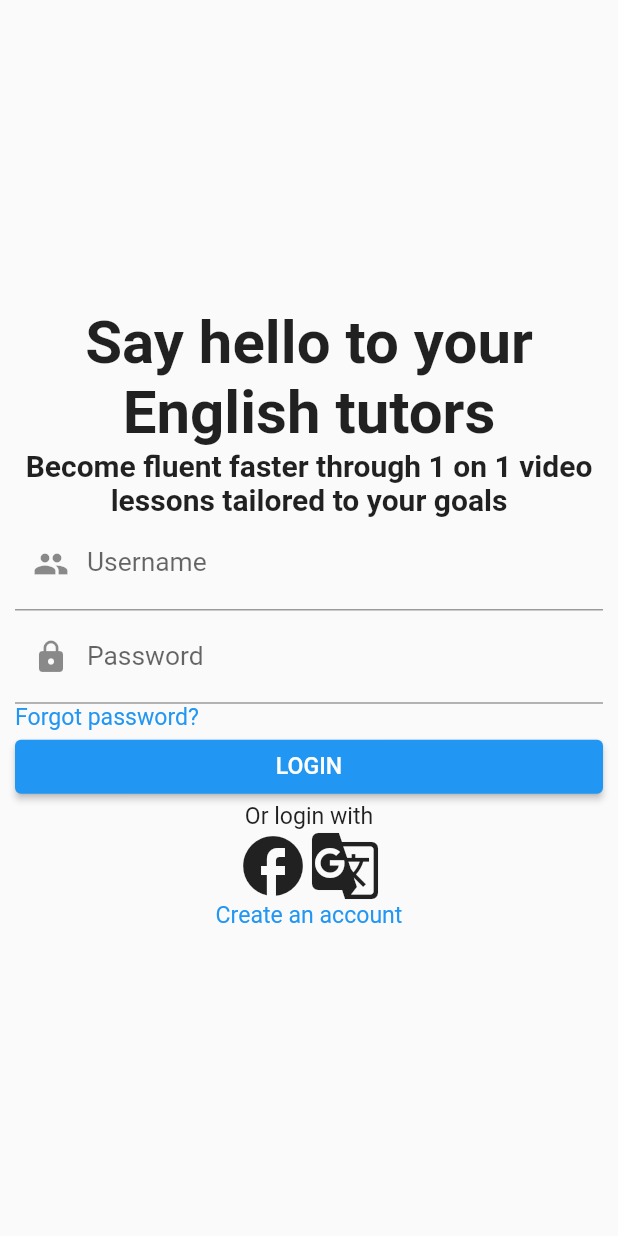
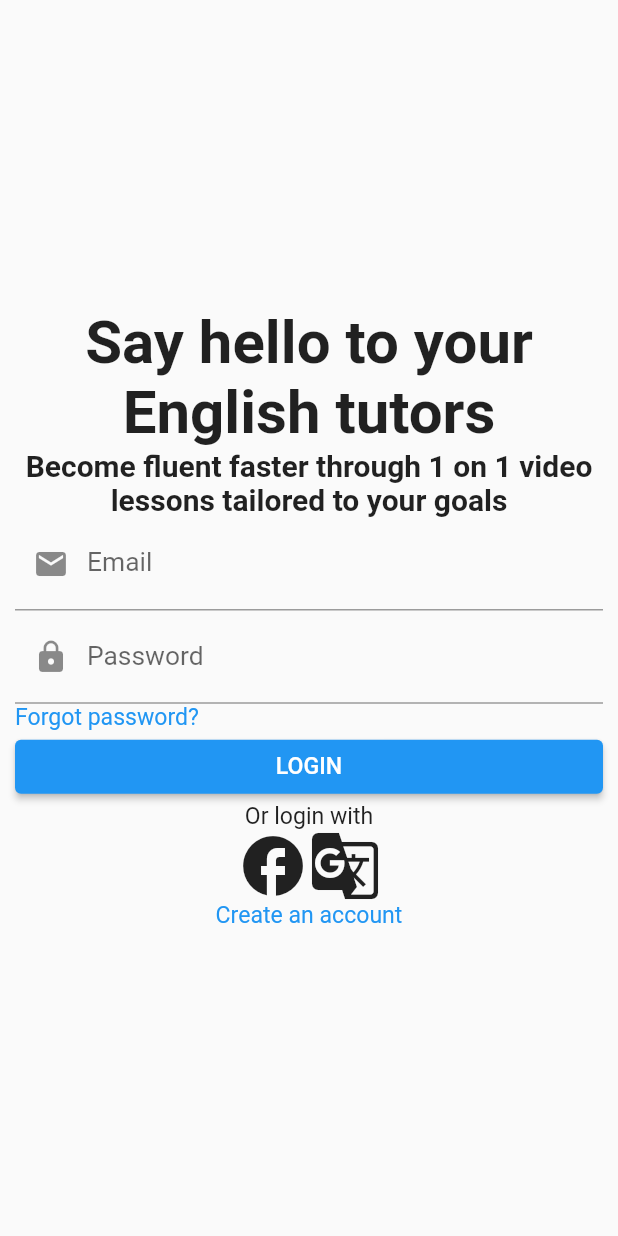
Before and after one commit to manhvu0803/let_tutor, a Flutter app: the screen it shows after launch, on a phone screen of 412 x 824 dp. Run offline on Flutter 3.47's test engine with Material 2 defaults, Android fonts, the phone set to English and light mode, and no system bars; our stand-ins replace expandable, persistent_bottom_nav_bar.

Commit message:
Add login feature and create data models

```diff
--- /dev/null
+++ b/lib/data_model/user.dart
@@ -0,0 +1,41 @@
+import 'wallet.dart';
+
+class User {
+  String id = "";
+  String email = "";
+  String name = "";
+  Uri avatarUrl = Uri.parse("");
+  String country = "";
+  String phone = "";
+  Set<String> roles = {};
+  String language = "";
+  DateTime birthday = DateTime(0);
+  bool isActivated = false;
+  Wallet wallet;
+  String requiredNote = "";
+  String level = "";
+  bool isPhoneActivated = false;
+  int timezone = 0;
+  String studySchedule = "";
+  bool canSendMessage = false;
+
+  User({required this.wallet});
+
+  User.fromJson(Map<String, dynamic> json) :
+    id = json["id"],
+    email = json["email"],
+    name = json["name"],
+    avatarUrl = Uri.parse(json["avatar"]),
+    country = json["country"],
+    phone = json["phone"],
+    roles = Set<String>.from(json["roles"]),
+    language = json["language"] ?? "",
+    birthday = DateTime.parse(json["birthday"]),
+    isActivated = json["isActivated"],
+    wallet = Wallet.fromJson(json["walletInfo"]),
+    requiredNote = json["requiredNote"] ?? "",
+    isPhoneActivated = json["isPhoneActivated"],
+    timezone = json["timezone"],
+    studySchedule = json["studySchedule"],
+    canSendMessage = json["canSendMessage"];
+}
--- /dev/null
+++ b/lib/data_model/user_model.dart
@@ -0,0 +1,15 @@
+import 'package:flutter/material.dart';
+
+import 'user.dart';
+import 'wallet.dart';
+
+class UserModel extends ChangeNotifier {
+  User _user = User(wallet: Wallet(createdAt: DateTime.now()));
+
+  User get user => _user;
+
+  set user(User newUser) {
+    _user = newUser;
+    notifyListeners();
+  }
+}
--- /dev/null
+++ b/lib/data_model/wallet.dart
@@ -0,0 +1,18 @@
+class Wallet {
+  String id = "";
+  int amount = 0;
+  bool isBlocked = true;
+  final DateTime createdAt;
+  DateTime updatedAt = DateTime(0);
+  int bonus = 0;
+
+  Wallet({required this.createdAt});
+
+  Wallet.fromJson(Map<String, dynamic> json) :
+    id = json["id"],
+    amount = int.parse(json["amount"]),
+    isBlocked = json["isBlocked"],
+    createdAt = DateTime.parse(json["createdAt"]),
+    updatedAt = DateTime.parse(json["updatedAt"]),
+    bonus = json["bonus"];
+}
--- a/lib/main.dart
+++ b/lib/main.dart
@@ -1,4 +1,6 @@
 import 'package:flutter/material.dart';
+import 'package:let_tutor/data_model/user_model.dart';
+import 'package:provider/provider.dart';
 import '../screens/login_screen.dart';
 
 void main() {
@@ -19,7 +21,10 @@ class LetTutorApp extends StatelessWidget {
           fontSizeFactor: 1.1
         )
       ),
-      home: const LoginScreen(),
+      home: ChangeNotifierProvider(
+        create: (context) => UserModel(),
+        child: const LoginScreen()
+      ),
     );
   }
 }
--- a/lib/screens/login_screen.dart
+++ b/lib/screens/login_screen.dart
@@ -1,10 +1,26 @@
+import 'dart:convert';
+
 import 'package:flutter/material.dart';
+import 'package:http/http.dart' as http;
+import 'package:provider/provider.dart';
 
+import '../data_model/user.dart';
+import '../data_model/user_model.dart';
+import '../utils.dart';
 import 'bottom_tab_screen.dart';
 import 'screen.dart';
 
-class LoginScreen extends StatelessWidget {
+class LoginScreen extends StatefulWidget {
+
   const LoginScreen({super.key});
+
+  @override
+  State<LoginScreen> createState() => _LoginScreenState();
+}
+
+class _LoginScreenState extends State<LoginScreen> {
+  String _username = "";
+  String _password = "";
 
   @override
   Widget build(BuildContext context) {
@@ -23,25 +39,27 @@ class LoginScreen extends StatelessWidget {
             textAlign: TextAlign.center,
             style: TextStyle(fontWeight: FontWeight.bold, fontSize: 20)
           ),
-          const TextField(
-            decoration: InputDecoration(
-              labelText: "Username",
+          TextField(
+            decoration: const InputDecoration(
+              labelText: "Email",
               hintText: "example@email.con",
-              prefixIcon: Icon(Icons.people)
+              prefixIcon: Icon(Icons.email)
             ),
+            onChanged: (value) => _username = value,
           ),
-          const TextField(
-            decoration: InputDecoration(
+          TextField(
+            decoration: const InputDecoration(
               labelText: "Password",
               prefixIcon: Icon(Icons.lock)
             ),
+            onChanged: (value) => _password = value,
             obscureText: true,
             enableSuggestions: false,
             autocorrect: false,
           ),
           const Text("Forgot password?", style: TextStyle(color: Colors.blue)),
           ElevatedButton(
-            onPressed: () => Navigator.push(context, MaterialPageRoute(builder: (context) => BottomTabScreen())),
+            onPressed: () => _tryLogin(context),
             child: const Text("LOGIN")
           ),
           const Text("Or login with", textAlign: TextAlign.center),
@@ -57,4 +75,70 @@ class LoginScreen extends StatelessWidget {
       ),
     );
   }
+
+  void _tryLogin(BuildContext context) async {
+    showDialog(
+      context: context,
+      barrierDismissible: false,
+      builder: (context) {
+        return const AlertDialog(
+          title: Text("Loading..."),
+          content: Center(
+            heightFactor: 0.5,
+            child: SizedBox(
+              width: 30,
+              height: 30,
+              child: CircularProgressIndicator()
+            ),
+          ),
+        );
+      }
+    );
+
+    var response = await http.post(
+      url("auth/login"),
+      body: {
+        "email": _username,
+        "password": _password
+      }
+    );
+
+    if (!mounted) {
+      return;
+    }
+
+    Navigator.of(context).pop();
+    final json = jsonDecode(response.body);
+
+    if (200 <= response.statusCode && response.statusCode < 300) {
+      try {
+        Provider.of<UserModel>(context, listen: false).user = User.fromJson(json["user"]);
+        Navigator.push(context, MaterialPageRoute(builder: (context) => BottomTabScreen()));
+      }
+      catch (error, stack) {
+        _showErrorDialog(context, error.toString());
+        print("Stack trace: $stack");
+      }
+    }
+    else {
+      _showErrorDialog(context, json["message"].toString());
+    }
+  }
+
+  void _showErrorDialog(BuildContext context, String errorMessage) {
+    showDialog(
+      context: context,
+      builder: (context) {
+        return AlertDialog(
+          title: const Text("Error"),
+          content: Text(errorMessage),
+          actions: [
+            TextButton(
+              onPressed: () => Navigator.pop(context, "OK"),
+              child: const Text("OK"))
+          ],
+        );
+      }
+    );
+  }
 }
--- a/lib/utils.dart
+++ b/lib/utils.dart
@@ -1,6 +1,12 @@
+const baseUrl = "https://sandbox.api.lettutor.com";
+
 final weekdayString = ["", "Mon", "Tue", "Wed", "Thu", "Fri", "Sat", "Sun"];
 
 final monthString = ["", "Jan", "Feb", "Mar", "Apr", "May", "Jun", "Jul", "Aug", "Sep", "Oct", "Nov", "Dec"];
+
+Uri url(String arg) {
+  return Uri.parse("$baseUrl/$arg");
+}
 
 String toDateString(DateTime time) {
   return "${weekdayString[time.weekday]}, ${time.day}-${monthString[time.month]}-${time.year}";
--- a/pubspec.yaml
+++ b/pubspec.yaml
@@ -37,6 +37,8 @@ dependencies:
   cupertino_icons: ^1.0.2
   persistent_bottom_nav_bar: ^5.0.2
   expandable: ^5.0.1
+  http: ^0.13.6
+  provider: ^6.0.5
 
 dev_dependencies:
   flutter_test:
```
Also changed, not shown: pubspec.lock.
